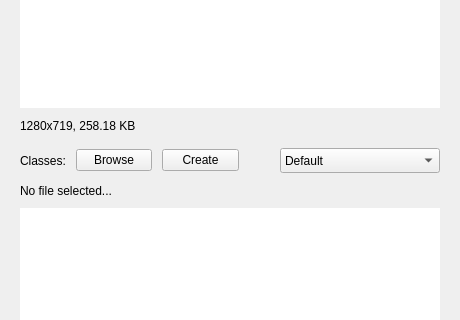
ntu-sdi/dataset-labelling-tool, file include/MainView.ui: the form before one commit; both pictures show x 0 to 460 and y 182 to 502 of the 460 by 730 pixel window.
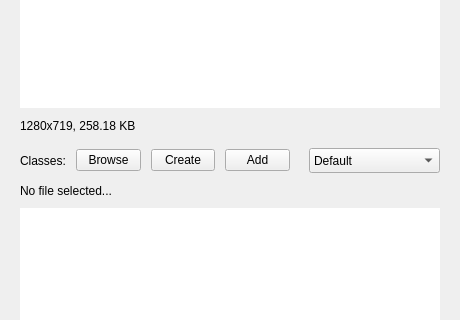
The form after the commit.

Commit message: Implemented adding a new class

What changed in the file:
```diff
--- a/include/MainView.ui
+++ b/include/MainView.ui
@@ -189,7 +189,7 @@
       <rect>
        <x>20</x>
        <y>330</y>
-       <width>220</width>
+       <width>271</width>
        <height>25</height>
       </rect>
      </property>
@@ -260,6 +260,13 @@
         </property>
        </widget>
       </item>
+      <item>
+       <widget class="QPushButton" name="ClassAddButton">
+        <property name="text">
+         <string>Add</string>
+        </property>
+       </widget>
+      </item>
      </layout>
     </widget>
     <widget class="QListWidget" name="ClassesList">
@@ -398,9 +405,9 @@
     <widget class="QComboBox" name="ClassListSortBox">
      <property name="geometry">
       <rect>
-       <x>280</x>
+       <x>309</x>
        <y>330</y>
-       <width>160</width>
+       <width>131</width>
        <height>25</height>
       </rect>
      </property>
```
The commit also changes 7 other files.
